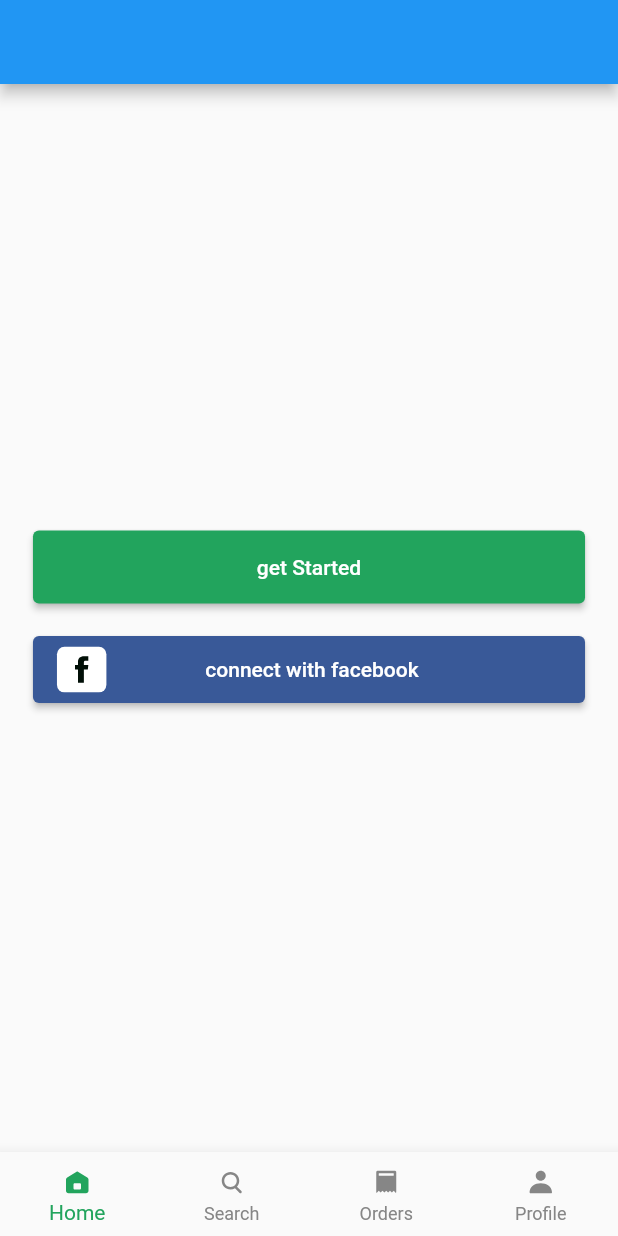
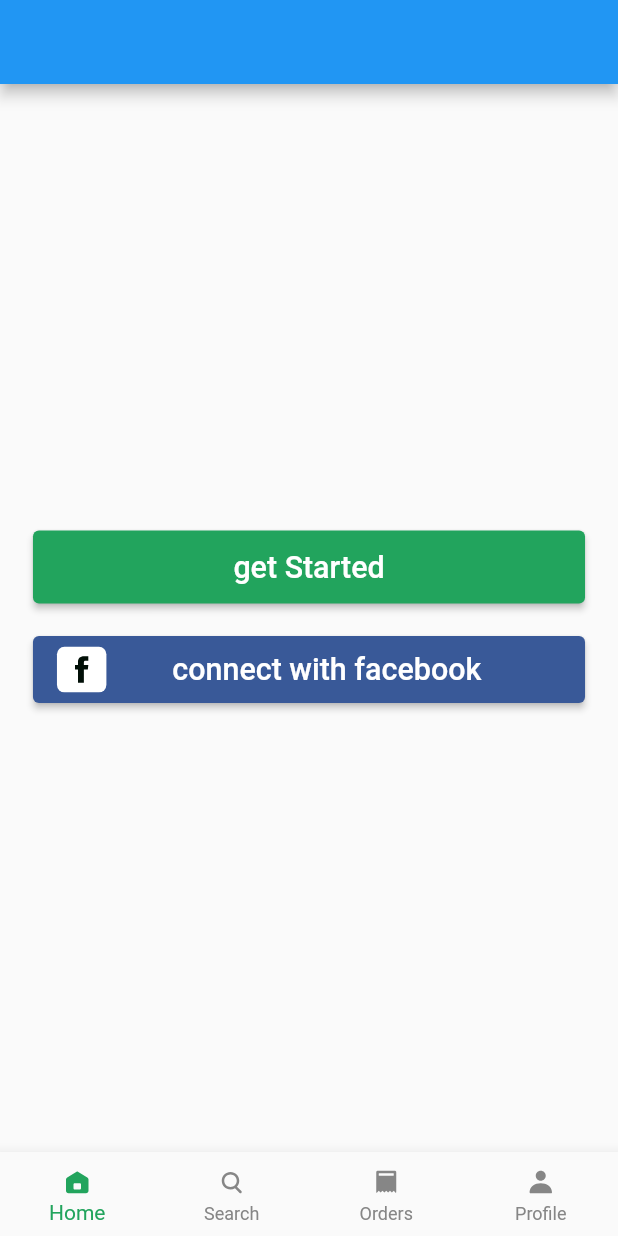
Before and after one commit to Ibrohim-Qobilov/Foody, a Flutter app: the screen it shows after launch, on a phone screen of 412 x 824 dp. Run offline on Flutter 3.47's test engine with Material 2 defaults, Android fonts, the phone set to English and light mode, and no system bars; our stand-ins replace bloc, flutter_bloc, flutter_svg.

Commit message:
edit buttons

```diff
--- a/lib/core/components/app_buttons.dart
+++ b/lib/core/components/app_buttons.dart
@@ -15,7 +15,7 @@ ElevatedButton buttonView(BuildContext context, text, page) {
     onPressed: () {
       Navigator.pushNamed(context, page);
     },
-    child: Text(text),
+    child: Text(text,style: TextStyle(fontSize: getProportionateScreenHeight(20.0)),),
   );
 }
 
@@ -45,9 +45,9 @@ ElevatedButton buttonView(BuildContext context, text, page) {
             child: SvgPicture.asset(icon),
           ),
           SizedBox(
-            width: getProportionateScreenWidth(60.0),
+            width: getProportionateScreenWidth(40.0),
           ),
-          Text(text),
+          Text(text,style: TextStyle(fontSize: getProportionateScreenHeight(20),),),
         ],
       ),
     );
```
